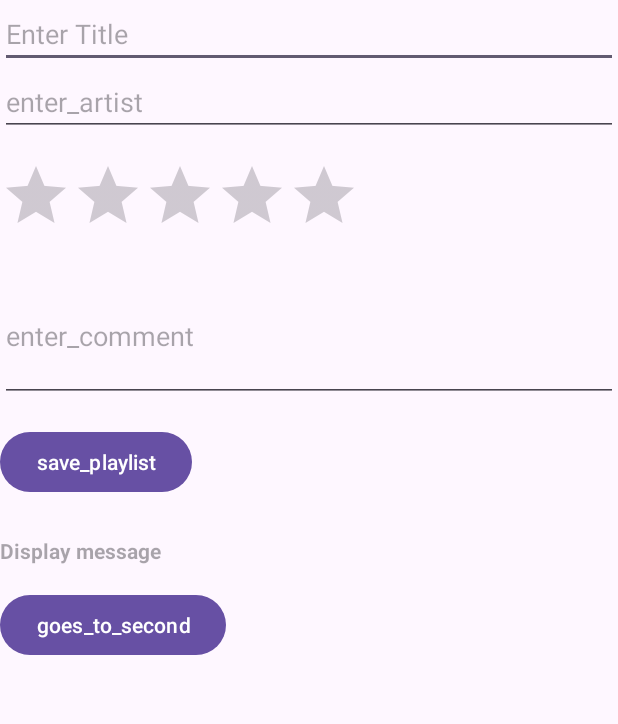
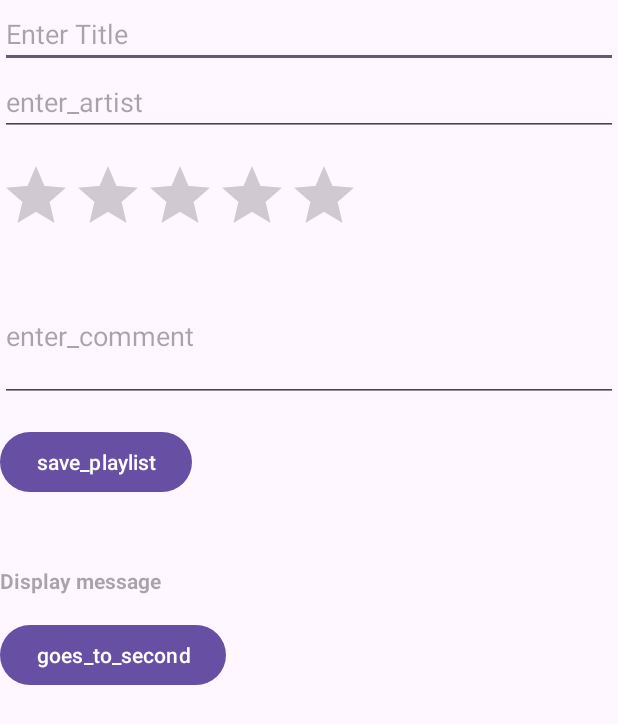
Before and after one commit to ST10494672/MusicPlaylistFinal, an Android app: the screen it shows after launch (MainActivity), on a phone screen of 412 x 824 dp. Shown: the top 724 px of the screen. Run offline under Robolectric (Android 15) with nearby library versions, the phone set to English and light mode, and no system bars.

Commit message:
final commit

```diff
--- a/app/src/main/java/vcmsa/ci/musictester/MainActivity.kt
+++ b/app/src/main/java/vcmsa/ci/musictester/MainActivity.kt
@@ -12,9 +12,7 @@ import androidx.core.view.ViewCompat
 import androidx.core.view.WindowInsetsCompat
 
 class MainActivity : AppCompatActivity() {
-    class SecondActivity {
-
-    }
+    class SecondActivity
 
     override fun onCreate(savedInstanceState: Bundle?) {
         super.onCreate(savedInstanceState)
@@ -59,7 +57,7 @@ class MainActivity : AppCompatActivity() {
 
             // Navigate to Second Screen
             btnGoToSecond.setOnClickListener {
-                val intent = Intent(this, SecondActivity::class.java)
+                val intent = Intent(this, details::class.java)
                 startActivity(intent)
 
             }
--- a/app/src/main/res/layout/activity_main.xml
+++ b/app/src/main/res/layout/activity_main.xml
@@ -51,7 +51,7 @@
         android:id="@+id/tvMessage"
         android:layout_width="match_parent"
         android:layout_height="wrap_content"
-        android:layout_marginTop="25dp"
+        android:layout_marginTop="45dp"
         android:hint="Display message"
         android:textColor="#0000FF"
         android:textStyle="bold" />
```
